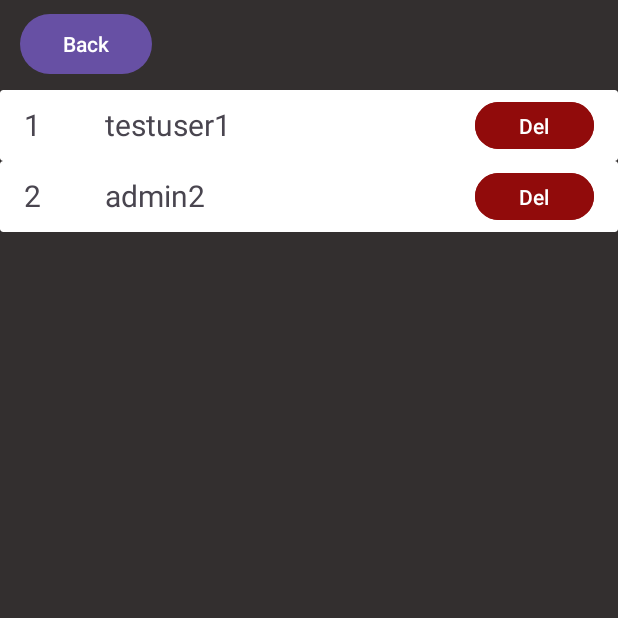
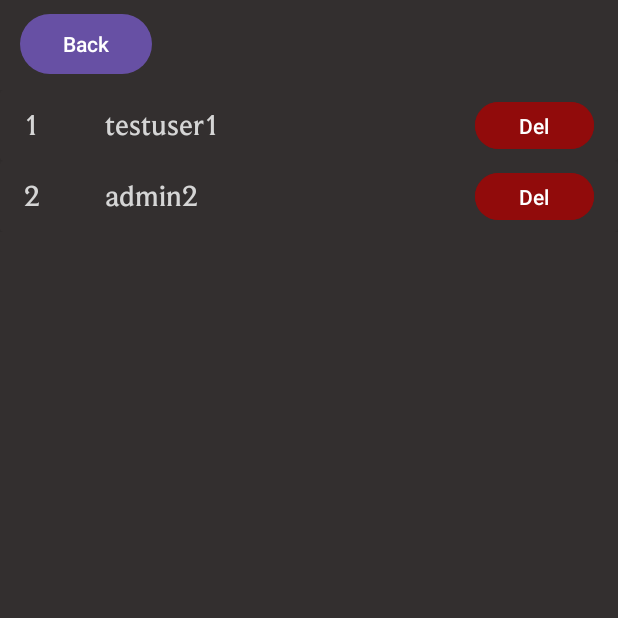
Before and after one commit to AlexandrePellereau/Championpedia, an Android app: the AdminActivity screen opened directly, with no data from a screen before it, on a phone screen of 412 x 824 dp, the top half of it. Run offline under Robolectric (Android 15) with nearby library versions, the light colour scheme and no system bars; our stand-ins replace Room's generated code.

Commit message:
font and dark mode

```diff
--- a/app/src/main/res/layout/activity_comment.xml
+++ b/app/src/main/res/layout/activity_comment.xml
@@ -58,7 +58,7 @@
         android:gravity="center"
         android:text="@string/no_comments_yet"
         android:textSize="25sp"
-        android:visibility="visible"
+        android:visibility="invisible"
         app:layout_constraintBottom_toBottomOf="parent"
         app:layout_constraintEnd_toEndOf="parent"
         app:layout_constraintStart_toStartOf="parent"
--- a/app/src/main/res/layout/activity_landing_page.xml
+++ b/app/src/main/res/layout/activity_landing_page.xml
@@ -13,7 +13,8 @@
         android:layout_height="44dp"
         android:text="@string/logged_in_as"
         android:textAlignment="center"
-        android:textColor="@color/white"
+        android:textColor="#CCCCCC"
+        android:fontFamily="@font/lol_medium"
         app:layout_constraintBottom_toBottomOf="parent"
         app:layout_constraintEnd_toEndOf="parent"
         app:layout_constraintHorizontal_bias="0.497"
@@ -28,6 +29,7 @@
         android:layout_marginTop="15dp"
         android:layout_marginEnd="15dp"
         android:text="@string/logout"
+        android:fontFamily="@font/lol_medium"
         app:layout_constraintEnd_toEndOf="parent"
         app:layout_constraintTop_toTopOf="parent" />
 
@@ -38,6 +40,7 @@
         android:layout_marginStart="15dp"
         android:layout_marginTop="15dp"
         android:text="@string/admin"
+        android:fontFamily="@font/lol_medium"
         app:layout_constraintStart_toStartOf="parent"
         app:layout_constraintTop_toTopOf="parent" />
 
--- a/app/src/main/res/layout/user_row.xml
+++ b/app/src/main/res/layout/user_row.xml
@@ -7,7 +7,12 @@
 
     <androidx.cardview.widget.CardView
         android:layout_width="match_parent"
-        android:layout_height="wrap_content">
+        android:layout_height="wrap_content"
+        app:cardBackgroundColor="#332F2F"
+        app:layout_constraintTop_toTopOf="parent"
+        app:layout_constraintStart_toStartOf="parent"
+        app:layout_constraintEnd_toEndOf="parent"
+        app:layout_constraintBottom_toBottomOf="parent">
 
         <androidx.constraintlayout.widget.ConstraintLayout
             android:layout_width="match_parent"
@@ -17,7 +22,9 @@
                 android:id="@+id/userId"
                 android:layout_width="40dp"
                 android:layout_height="27dp"
+                android:fontFamily="@font/lol_medium"
                 android:text="Id"
+                android:textColor="#D5D5D5"
                 android:textSize="20sp"
                 app:layout_constraintBottom_toBottomOf="parent"
                 app:layout_constraintEnd_toEndOf="parent"
@@ -30,7 +37,9 @@
                 android:id="@+id/username"
                 android:layout_width="140dp"
                 android:layout_height="29dp"
+                android:fontFamily="@font/lol_medium"
                 android:text="Name"
+                android:textColor="#D5D5D5"
                 android:textSize="20sp"
                 app:layout_constraintBottom_toBottomOf="parent"
                 app:layout_constraintEnd_toEndOf="parent"
@@ -55,8 +64,8 @@
                 android:id="@+id/deleteButton"
                 android:layout_width="79dp"
                 android:layout_height="39dp"
+                android:backgroundTint="#910B0B"
                 android:text="@string/del"
-                android:backgroundTint="#910B0B"
                 app:layout_constraintBottom_toBottomOf="parent"
                 app:layout_constraintEnd_toEndOf="parent"
                 app:layout_constraintHorizontal_bias="0.951"
--- a/app/src/main/res/values/strings.xml
+++ b/app/src/main/res/values/strings.xml
@@ -32,7 +32,7 @@
     <string name="difficulty">Difficulty :</string>
     <string name="add_review">Add review</string>
     <string name="go_to_comment_section">Go to comment section</string>
-    <string name="logged_in_as">"Logged in as: "</string>
+    <string name="logged_in_as">"Logged in as:\n"</string>
     <string name="pickrate">Pickrate :</string>
     <string name="fun2">Fun :</string>
     <string name="difficulty2">Difficulty :</string>
```
Also changed, not shown: app/src/main/res/layout/champion_row.xml (+5 -2 lines), app/src/main/res/layout/comment_row.xml (+10 -2 lines).
